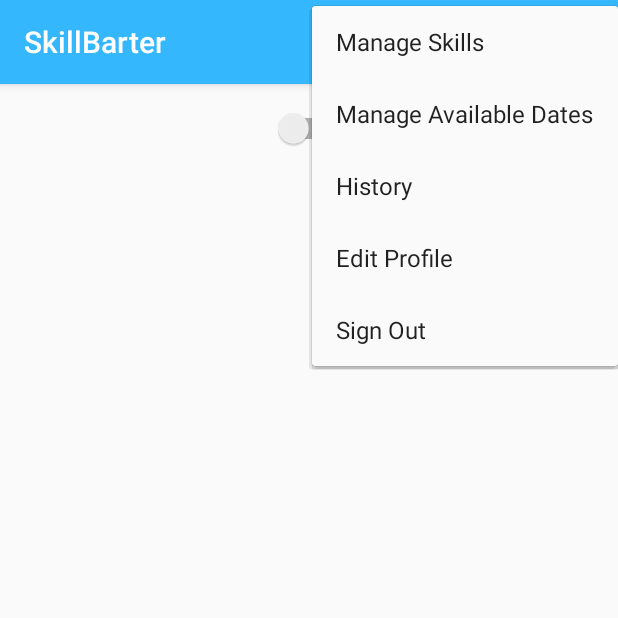
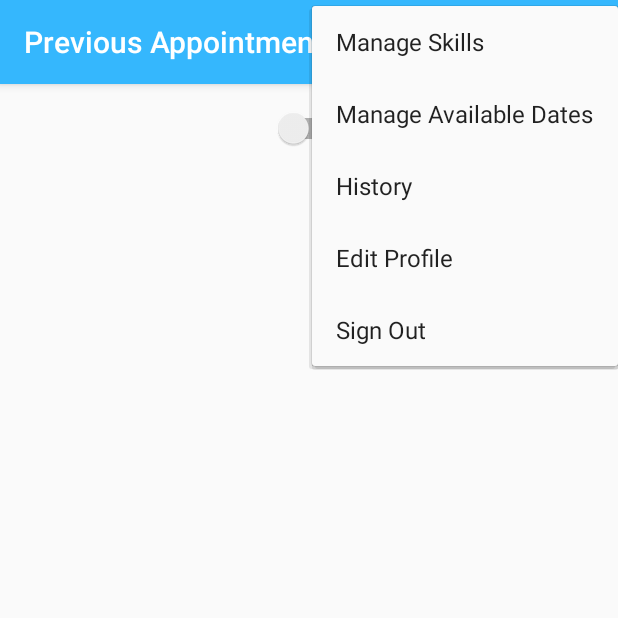
Before and after one commit to JenyaKapul/SkillBarter, an Android app: the HistoryActivity screen opened directly, with no data from a screen before it, after a tap on "default", on a phone screen of 412 x 824 dp, the top half of it. Run offline under Robolectric (Android 15) with nearby library versions, the phone set to English and light mode, and no system bars; our stand-ins replace ButterKnife, Firebase (no records; nobody signed in at launch, a user with empty details on screens opened directly); libraries missing offline, so code that uses them is left out: com.polyak.iconswitch; plain views replace IconSwitch; 1 statement that could not run was skipped.

Commit message:
History fixed

```diff
--- a/CODE/app/src/main/java/com/example/user/skillbarter/UserHomeProfile.java
+++ b/CODE/app/src/main/java/com/example/user/skillbarter/UserHomeProfile.java
@@ -59,7 +59,6 @@ public class UserHomeProfile extends ActionBarMenuActivity implements EventListe
     private AppointmentAdapter adapter;
     private ListenerRegistration currentUserListener;
     private DocumentReference currentUserRef;
-    UserData currentUser;
     String userType = "clientUID";
 
 
--- a/CODE/app/src/main/java/com/example/user/skillbarter/screens/HistoryActivity.java
+++ b/CODE/app/src/main/java/com/example/user/skillbarter/screens/HistoryActivity.java
@@ -3,89 +3,104 @@ package com.example.user.skillbarter.screens;
 import android.os.Bundle;
 import android.support.v7.widget.LinearLayoutManager;
 import android.support.v7.widget.RecyclerView;
-import android.util.Log;
 
 import com.example.user.skillbarter.ActionBarMenuActivity;
 import com.example.user.skillbarter.R;
 import com.example.user.skillbarter.adapters.AppointmentAdapter;
 import com.example.user.skillbarter.models.Appointment;
 import com.firebase.ui.firestore.FirestoreRecyclerOptions;
-import com.google.firebase.Timestamp;
 import com.google.firebase.auth.FirebaseAuth;
 import com.google.firebase.firestore.DocumentSnapshot;
+import com.google.firebase.firestore.FirebaseFirestore;
 import com.google.firebase.firestore.Query;
 import com.polyak.iconswitch.IconSwitch;
 
-import java.util.Date;
+import butterknife.BindView;
+import butterknife.ButterKnife;
+
+import static com.example.user.skillbarter.Constants.APPOINTMENTS_COLLECTION;
 
 public class HistoryActivity extends ActionBarMenuActivity {
-    private static final String TAG = "HistoryActivity";
+
+    @BindView(R.id.history_appointments_type_switch)
+    IconSwitch iconSwitch;
+
+    @BindView(R.id.history_recycler_view)
+    RecyclerView recyclerView;
 
     private AppointmentAdapter adapter;
+    String userType = "clientUID";
 
-    private String currUID = FirebaseAuth.getInstance().getUid();
-    private IconSwitch iconSwitch;
-    private boolean currIsProvider = false;
 
     @Override
     protected void onCreate(Bundle savedInstanceState) {
         super.onCreate(savedInstanceState);
         setContentView(R.layout.activity_history);
-        iconSwitch = findViewById(R.id.history_appointments_type_switch);
+        ButterKnife.bind(this);
+
+        setTitle(R.string.history_title);
+
+        initRecyclerView();
+
         iconSwitch.setCheckedChangeListener(new IconSwitch.CheckedChangeListener() {
             @Override
             public void onCheckChanged(IconSwitch.Checked current) {
-                adapter.stopListening();
-                if(current == IconSwitch.Checked.LEFT){
-                    currIsProvider = false;
+                switch (current) {
+                    case LEFT:
+                        userType = "clientUID";
+                        break;
+                    case RIGHT:
+                        userType = "providerUID";
+                        break;
                 }
-                else {
-                    currIsProvider = true;
-                }
-                setUpRecyclerView();
-                adapter.startListening();
-            }
-        });
-        setUpRecyclerView();
-    }
-
-    private void setUpRecyclerView() {
-        Log.v(TAG, "setUpRecyclerView: setUpRecyclerView");
-        Timestamp nowDate = new Timestamp(new Date());
-        Query query;
-        if (this.currIsProvider) {
-            query = appointmentsCollection.whereEqualTo("providerUID", this.currUID);
-        }
-        else {
-            query = appointmentsCollection.whereEqualTo("clientUID", this.currUID);
-        }
-        query = query.whereLessThan("date", nowDate).orderBy("date", Query.Direction.DESCENDING);
-
-        FirestoreRecyclerOptions<Appointment> options = new FirestoreRecyclerOptions.Builder<Appointment>()
-                .setQuery(query, Appointment.class).build();
-
-        adapter = new AppointmentAdapter(options);
-        RecyclerView recyclerView = findViewById(R.id.history_recycler_view);
-        recyclerView.setLayoutManager(new LinearLayoutManager(this));
-        recyclerView.setAdapter(adapter);
-
-        adapter.setOnItemClickListener(new AppointmentAdapter.OnItemClickListener() {
-            @Override
-            public void onItemClick(DocumentSnapshot documentSnapshot, int position) {
-                Log.v(TAG, "onItemClick: setOnItemClickListener");
+                initRecyclerView();
             }
         });
     }
 
+
     @Override
-    protected void onStart() {
+    public void onStart() {
         super.onStart();
-        adapter.startListening();
+        if (adapter != null) {
+            adapter.startListening();
+        }
     }
+
 
     @Override
     public void onStop() {
         super.onStop();
-        adapter.stopListening();
+        if (adapter != null) {
+            adapter.stopListening();
+        }
+    }
+
+
+    private void initRecyclerView() {
+        Query query = FirebaseFirestore.getInstance().collection(APPOINTMENTS_COLLECTION)
+                .whereEqualTo(userType, FirebaseAuth.getInstance().getUid());
+        query = query.whereEqualTo("providerPaid", true);
+
+
+        FirestoreRecyclerOptions<Appointment> options = new FirestoreRecyclerOptions.Builder<Appointment>()
+                .setQuery(query, Appointment.class)
+                .build();
+
+        if (adapter != null) {
+            adapter.stopListening();
+        }
+
+        adapter = new AppointmentAdapter(options);
+        recyclerView.setLayoutManager(new LinearLayoutManager(this));
+        recyclerView.setAdapter(adapter);
+        adapter.startListening();
+
+        //TODO: remove this if no functionality is available for clicking an appointment item
+        adapter.setOnItemClickListener(new AppointmentAdapter.OnItemClickListener() {
+            @Override
+            public void onItemClick(DocumentSnapshot documentSnapshot, int position) {
+            }
+        });
     }
 }
--- a/CODE/app/src/main/res/layout/activity_history.xml
+++ b/CODE/app/src/main/res/layout/activity_history.xml
@@ -35,6 +35,7 @@
         android:layout_height="0dp"
         android:layout_marginTop="8dp"
         app:layout_constraintTop_toBottomOf="@id/history_appointments_type_switch"
-        app:layout_constraintBottom_toBottomOf="parent"/>
+        app:layout_constraintBottom_toBottomOf="parent"
+        tools:listitem="@layout/appointment_item"/>
 
 </android.support.constraint.ConstraintLayout>
--- a/CODE/app/src/main/res/values/strings.xml
+++ b/CODE/app/src/main/res/values/strings.xml
@@ -17,6 +17,7 @@
     <string name="available_dates_manager_title">Your Available Dates</string>
     <string name="user_home_profile_title">Your Details</string>
     <string name="user_information_title">User Information</string>
+    <string name="history_title">Previous Appointments</string>
 
 
     <string name="dates_spinner_prompt">Choose date and starting time</string>
```
